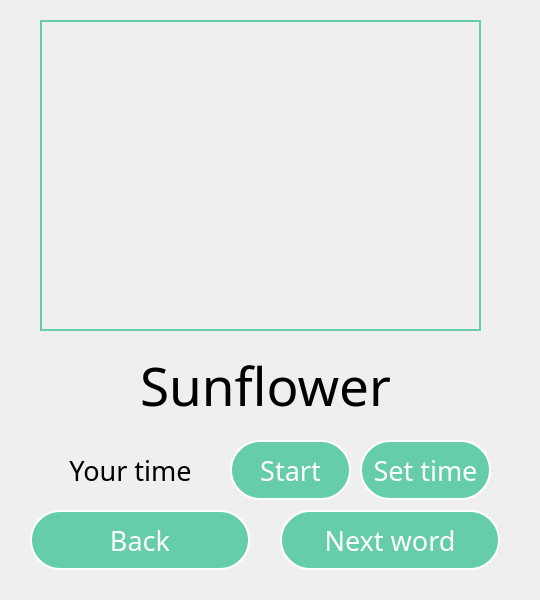
Qt form ui/ui_game.ui (programmistvdzinsahirybashke/EnglishProject) before a commit.
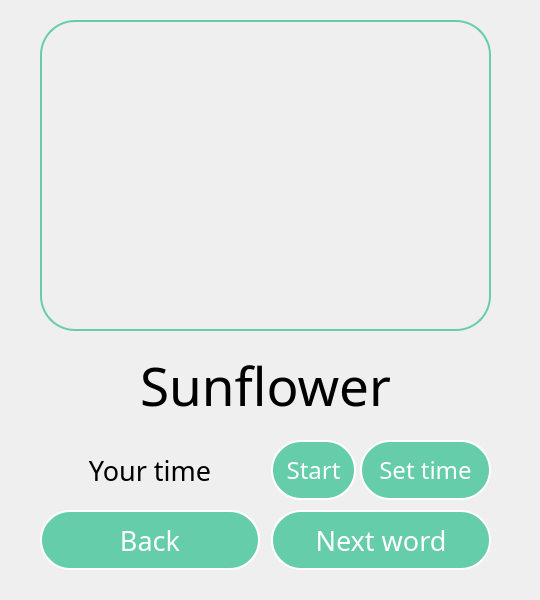
The same form after that commit.

```diff
--- a/ui/ui_game.ui
+++ b/ui/ui_game.ui
@@ -18,7 +18,7 @@
     <rect>
      <x>40</x>
      <y>20</y>
-     <width>441</width>
+     <width>451</width>
      <height>311</height>
     </rect>
    </property>
@@ -26,7 +26,8 @@
     <bool>false</bool>
    </property>
    <property name="styleSheet">
-    <string notr="true">border: 2px solid rgb(102,205,170);</string>
+    <string notr="true">border: 2px solid rgb(102,205,170);
+border-radius: 35px;</string>
    </property>
    <property name="text">
     <string/>
@@ -34,6 +35,9 @@
    <property name="scaledContents">
     <bool>true</bool>
    </property>
+   <property name="wordWrap">
+    <bool>true</bool>
+   </property>
   </widget>
   <widget class="QLabel" name="RandomWord">
    <property name="geometry">
@@ -71,7 +75,7 @@
   <widget class="QPushButton" name="Back">
    <property name="geometry">
     <rect>
-     <x>30</x>
+     <x>40</x>
      <y>510</y>
      <width>220</width>
      <height>60</height>
@@ -114,7 +118,7 @@
   <widget class="QPushButton" name="NextWord">
    <property name="geometry">
     <rect>
-     <x>280</x>
+     <x>271</x>
      <y>510</y>
      <width>220</width>
      <height>60</height>
@@ -157,16 +161,16 @@
   <widget class="QPushButton" name="StartTimer">
    <property name="geometry">
     <rect>
-     <x>230</x>
+     <x>271</x>
      <y>440</y>
-     <width>121</width>
+     <width>85</width>
      <height>60</height>
     </rect>
    </property>
    <property name="font">
     <font>
      <family>Montserrat Medium</family>
-     <pointsize>20</pointsize>
+     <pointsize>18</pointsize>
     </font>
    </property>
    <property name="styleSheet">
@@ -202,7 +206,7 @@
     <rect>
      <x>40</x>
      <y>440</y>
-     <width>181</width>
+     <width>220</width>
      <height>61</height>
     </rect>
    </property>
@@ -241,7 +245,7 @@
    <property name="font">
     <font>
      <family>Montserrat Medium</family>
-     <pointsize>20</pointsize>
+     <pointsize>18</pointsize>
     </font>
    </property>
    <property name="styleSheet">
```
Left out of the diff: 2 changed lines with no effect on the pictures.
